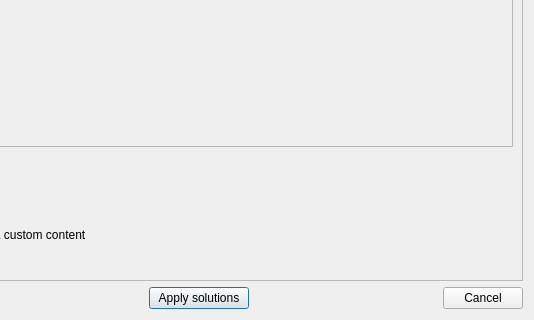
Above: gitbuster/conflicts_dialog.ui from mike-perdide/gitbuster before the change; both pictures show x 457 to 991 and y 378 to 698 of the 991 by 698 pixel window. Below: the same form after it.
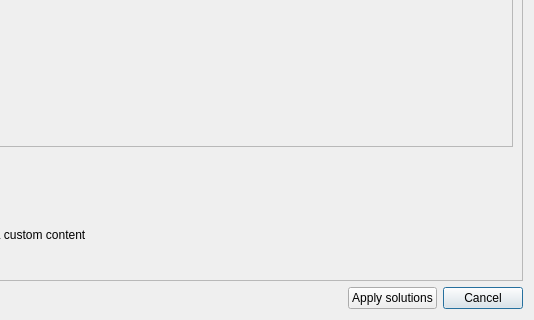
That is the form after the change. Icons and pictures are not drawn.

Commit message: Fixing UI glitch: the apply solution button was too far left.

```diff
--- a/gitbuster/conflicts_dialog.ui
+++ b/gitbuster/conflicts_dialog.ui
@@ -17,8 +17,8 @@
    <iconset resource="gitbuster.qrc">
     <normaloff>:/images/images/gitbuster_logo.xcf</normaloff>:/images/images/gitbuster_logo.xcf</iconset>
   </property>
-  <layout class="QGridLayout" name="gridLayout" columnstretch="1,0,0,0,0">
-   <item row="0" column="1" colspan="4">
+  <layout class="QGridLayout" name="gridLayout" columnstretch="1,0,0,0,0,0">
+   <item row="0" column="1" colspan="5">
     <widget class="QFrame" name="frame">
      <property name="frameShape">
       <enum>QFrame::StyledPanel</enum>
@@ -161,20 +161,7 @@
      </property>
     </spacer>
    </item>
-   <item row="1" column="2" colspan="2">
-    <widget class="QPushButton" name="applySolutionsButton">
-     <property name="maximumSize">
-      <size>
-       <width>100</width>
-       <height>16777215</height>
-      </size>
-     </property>
-     <property name="text">
-      <string>Apply solutions</string>
-     </property>
-    </widget>
-   </item>
-   <item row="1" column="1">
+   <item row="1" column="1" colspan="3">
     <spacer name="horizontalSpacer_2">
      <property name="orientation">
       <enum>Qt::Horizontal</enum>
@@ -202,13 +189,26 @@
      </column>
     </widget>
    </item>
-   <item row="1" column="4">
+   <item row="1" column="5">
     <widget class="QPushButton" name="cancelButton">
      <property name="text">
       <string>Cancel</string>
      </property>
     </widget>
    </item>
+   <item row="1" column="4">
+    <widget class="QPushButton" name="applySolutionsButton">
+     <property name="maximumSize">
+      <size>
+       <width>100</width>
+       <height>16777215</height>
+      </size>
+     </property>
+     <property name="text">
+      <string>Apply solutions</string>
+     </property>
+    </widget>
+   </item>
   </layout>
  </widget>
  <resources>
```
